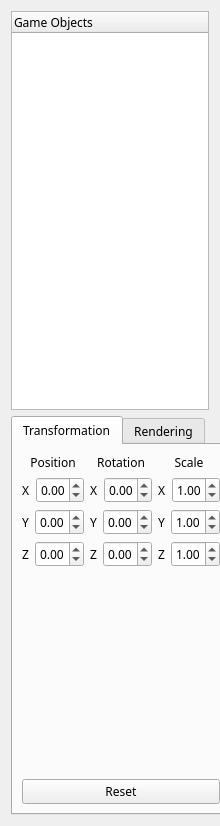
This is Source/UI/HierarchyWidget.ui in kevinmore/Project-Nebula as Qt 5 draws it before an edit. The edited form follows.
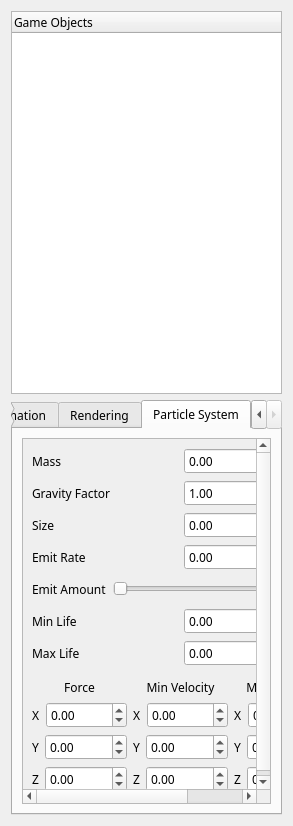
This is the edited form.

Commit message: Implemented Signals and Slots for particle system

The edit to the form file:
```diff
--- a/Source/UI/HierarchyWidget.ui
+++ b/Source/UI/HierarchyWidget.ui
@@ -9,7 +9,7 @@
    <rect>
     <x>0</x>
     <y>0</y>
-    <width>220</width>
+    <width>293</width>
     <height>826</height>
    </rect>
   </property>
@@ -45,6 +45,9 @@
    </item>
    <item>
     <widget class="QTabWidget" name="tabWidget">
+     <property name="enabled">
+      <bool>true</bool>
+     </property>
      <property name="sizePolicy">
       <sizepolicy hsizetype="Minimum" vsizetype="Expanding">
        <horstretch>0</horstretch>
@@ -57,8 +60,23 @@
        <height>0</height>
       </size>
      </property>
+     <property name="tabShape">
+      <enum>QTabWidget::Rounded</enum>
+     </property>
      <property name="currentIndex">
-      <number>0</number>
+      <number>2</number>
+     </property>
+     <property name="elideMode">
+      <enum>Qt::ElideNone</enum>
+     </property>
+     <property name="documentMode">
+      <bool>false</bool>
+     </property>
+     <property name="tabsClosable">
+      <bool>false</bool>
+     </property>
+     <property name="movable">
+      <bool>true</bool>
      </property>
      <widget class="QWidget" name="TransformTab">
       <attribute name="title">
@@ -446,6 +464,636 @@
       <attribute name="title">
        <string>Rendering</string>
       </attribute>
+      <layout class="QVBoxLayout" name="verticalLayout_6">
+       <item>
+        <widget class="QScrollArea" name="scrollArea">
+         <property name="widgetResizable">
+          <bool>true</bool>
+         </property>
+         <widget class="QWidget" name="scrollAreaWidgetContents">
+          <property name="geometry">
+           <rect>
+            <x>0</x>
+            <y>0</y>
+            <width>249</width>
+            <height>351</height>
+           </rect>
+          </property>
+         </widget>
+        </widget>
+       </item>
+      </layout>
+     </widget>
+     <widget class="QWidget" name="ParticleTab">
+      <attribute name="title">
+       <string>Particle System</string>
+      </attribute>
+      <layout class="QVBoxLayout" name="verticalLayout_7">
+       <item>
+        <widget class="QScrollArea" name="scrollArea_2">
+         <property name="widgetResizable">
+          <bool>true</bool>
+         </property>
+         <widget class="QWidget" name="scrollAreaWidgetContents_2">
+          <property name="geometry">
+           <rect>
+            <x>0</x>
+            <y>-21</y>
+            <width>245</width>
+            <height>361</height>
+           </rect>
+          </property>
+          <layout class="QVBoxLayout" name="verticalLayout_13">
+           <item>
+            <layout class="QVBoxLayout" name="verticalLayout_12">
+             <item>
+              <layout class="QVBoxLayout" name="verticalLayout_8">
+               <item>
+                <layout class="QHBoxLayout" name="horizontalLayout_5">
+                 <item>
+                  <widget class="QLabel" name="label_13">
+                   <property name="text">
+                    <string>Mass</string>
+                   </property>
+                   <property name="alignment">
+                    <set>Qt::AlignLeading|Qt::AlignLeft|Qt::AlignVCenter</set>
+                   </property>
+                  </widget>
+                 </item>
+                 <item>
+                  <widget class="QDoubleSpinBox" name="doubleSpinBox_Mass">
+                   <property name="maximum">
+                    <double>999999.989999999990687</double>
+                   </property>
+                   <property name="value">
+                    <double>0.000000000000000</double>
+                   </property>
+                  </widget>
+                 </item>
+                </layout>
+               </item>
+               <item>
+                <layout class="QHBoxLayout" name="horizontalLayout_29">
+                 <item>
+                  <widget class="QLabel" name="label_32">
+                   <property name="text">
+                    <string>Gravity Factor</string>
+                   </property>
+                   <property name="alignment">
+                    <set>Qt::AlignLeading|Qt::AlignLeft|Qt::AlignVCenter</set>
+                   </property>
+                  </widget>
+                 </item>
+                 <item>
+                  <widget class="QDoubleSpinBox" name="doubleSpinBox_GravityFactor">
+                   <property name="minimum">
+                    <double>-999999.989999999990687</double>
+                   </property>
+                   <property name="maximum">
+                    <double>999999.989999999990687</double>
+                   </property>
+                   <property name="value">
+                    <double>1.000000000000000</double>
+                   </property>
+                  </widget>
+                 </item>
+                </layout>
+               </item>
+               <item>
+                <layout class="QHBoxLayout" name="horizontalLayout_9">
+                 <item>
+                  <widget class="QLabel" name="label_14">
+                   <property name="text">
+                    <string>Size</string>
+                   </property>
+                   <property name="alignment">
+                    <set>Qt::AlignLeading|Qt::AlignLeft|Qt::AlignVCenter</set>
+                   </property>
+                  </widget>
+                 </item>
+                 <item>
+                  <widget class="QDoubleSpinBox" name="doubleSpinBox_Size">
+                   <property name="maximum">
+                    <double>999999.989999999990687</double>
+                   </property>
+                   <property name="value">
+                    <double>0.000000000000000</double>
+                   </property>
+                  </widget>
+                 </item>
+                </layout>
+               </item>
+               <item>
+                <layout class="QHBoxLayout" name="horizontalLayout_13">
+                 <item>
+                  <widget class="QLabel" name="label_15">
+                   <property name="text">
+                    <string>Emit Rate</string>
+                   </property>
+                   <property name="alignment">
+                    <set>Qt::AlignLeading|Qt::AlignLeft|Qt::AlignVCenter</set>
+                   </property>
+                  </widget>
+                 </item>
+                 <item>
+                  <widget class="QDoubleSpinBox" name="doubleSpinBox_EmitRate">
+                   <property name="maximum">
+                    <double>999999.989999999990687</double>
+                   </property>
+                   <property name="singleStep">
+                    <double>0.010000000000000</double>
+                   </property>
+                   <property name="value">
+                    <double>0.000000000000000</double>
+                   </property>
+                  </widget>
+                 </item>
+                </layout>
+               </item>
+               <item>
+                <layout class="QHBoxLayout" name="horizontalLayout_16">
+                 <item>
+                  <widget class="QLabel" name="label_17">
+                   <property name="text">
+                    <string>Emit Amount</string>
+                   </property>
+                   <property name="alignment">
+                    <set>Qt::AlignLeading|Qt::AlignLeft|Qt::AlignVCenter</set>
+                   </property>
+                  </widget>
+                 </item>
+                 <item>
+                  <layout class="QHBoxLayout" name="horizontalLayout_15">
+                   <item>
+                    <widget class="QSlider" name="horizontalSlider_EmitAmount">
+                     <property name="maximum">
+                      <number>40</number>
+                     </property>
+                     <property name="value">
+                      <number>0</number>
+                     </property>
+                     <property name="orientation">
+                      <enum>Qt::Horizontal</enum>
+                     </property>
+                     <property name="invertedAppearance">
+                      <bool>false</bool>
+                     </property>
+                     <property name="invertedControls">
+                      <bool>false</bool>
+                     </property>
+                     <property name="tickPosition">
+                      <enum>QSlider::NoTicks</enum>
+                     </property>
+                    </widget>
+                   </item>
+                   <item>
+                    <widget class="QSpinBox" name="spinBox_EmitAmount">
+                     <property name="maximum">
+                      <number>40</number>
+                     </property>
+                     <property name="value">
+                      <number>0</number>
+                     </property>
+                    </widget>
+                   </item>
+                  </layout>
+                 </item>
+                </layout>
+               </item>
+               <item>
+                <layout class="QHBoxLayout" name="horizontalLayout_17">
+                 <item>
+                  <widget class="QLabel" name="label_18">
+                   <property name="text">
+                    <string>Min Life</string>
+                   </property>
+                   <property name="alignment">
+                    <set>Qt::AlignLeading|Qt::AlignLeft|Qt::AlignVCenter</set>
+                   </property>
+                  </widget>
+                 </item>
+                 <item>
+                  <widget class="QDoubleSpinBox" name="doubleSpinBox_MinLife">
+                   <property name="maximum">
+                    <double>999999.989999999990687</double>
+                   </property>
+                   <property name="singleStep">
+                    <double>1.000000000000000</double>
+                   </property>
+                   <property name="value">
+                    <double>0.000000000000000</double>
+                   </property>
+                  </widget>
+                 </item>
+                </layout>
+               </item>
+               <item>
+                <layout class="QHBoxLayout" name="horizontalLayout_18">
+                 <item>
+                  <widget class="QLabel" name="label_19">
+                   <property name="text">
+                    <string>Max Life</string>
+                   </property>
+                   <property name="alignment">
+                    <set>Qt::AlignLeading|Qt::AlignLeft|Qt::AlignVCenter</set>
+                   </property>
+                  </widget>
+                 </item>
+                 <item>
+                  <widget class="QDoubleSpinBox" name="doubleSpinBox_MaxLife">
+                   <property name="maximum">
+                    <double>999999.989999999990687</double>
+                   </property>
+                   <property name="singleStep">
+                    <double>1.000000000000000</double>
+                   </property>
+                   <property name="value">
+                    <double>0.000000000000000</double>
+                   </property>
+                  </widget>
+                 </item>
+                </layout>
+               </item>
+              </layout>
+             </item>
+             <item>
+              <spacer name="verticalSpacer_2">
+               <property name="orientation">
+                <enum>Qt::Vertical</enum>
+               </property>
+               <property name="sizeHint" stdset="0">
+                <size>
+                 <width>20</width>
+                 <height>40</height>
+                </size>
+               </property>
+              </spacer>
+             </item>
+             <item>
+              <layout class="QHBoxLayout" name="horizontalLayout_19">
+               <item>
+                <layout class="QVBoxLayout" name="verticalLayout_9">
+                 <item>
+                  <widget class="QLabel" name="label_20">
+                   <property name="text">
+                    <string>Force</string>
+                   </property>
+                   <property name="alignment">
+                    <set>Qt::AlignCenter</set>
+                   </property>
+                  </widget>
+                 </item>
+                 <item>
+                  <layout class="QHBoxLayout" name="horizontalLayout_20">
+                   <item>
+                    <widget class="QLabel" name="label_21">
+                     <property name="text">
+                      <string>X</string>
+                     </property>
+                    </widget>
+                   </item>
+                   <item>
+                    <widget class="QDoubleSpinBox" name="doubleSpinBox_ForceX">
+                     <property name="sizePolicy">
+                      <sizepolicy hsizetype="Expanding" vsizetype="Fixed">
+                       <horstretch>0</horstretch>
+                       <verstretch>0</verstretch>
+                      </sizepolicy>
+                     </property>
+                     <property name="minimumSize">
+                      <size>
+                       <width>0</width>
+                       <height>0</height>
+                      </size>
+                     </property>
+                     <property name="minimum">
+                      <double>-99999.990000000005239</double>
+                     </property>
+                     <property name="maximum">
+                      <double>99999.990000000005239</double>
+                     </property>
+                     <property name="singleStep">
+                      <double>10.000000000000000</double>
+                     </property>
+                    </widget>
+                   </item>
+                  </layout>
+                 </item>
+                 <item>
+                  <layout class="QHBoxLayout" name="horizontalLayout_21">
+                   <item>
+                    <widget class="QLabel" name="label_22">
+                     <property name="text">
+                      <string>Y</string>
+                     </property>
+                    </widget>
+                   </item>
+                   <item>
+                    <widget class="QDoubleSpinBox" name="doubleSpinBox_ForceY">
+                     <property name="sizePolicy">
+                      <sizepolicy hsizetype="Expanding" vsizetype="Fixed">
+                       <horstretch>0</horstretch>
+                       <verstretch>0</verstretch>
+                      </sizepolicy>
+                     </property>
+                     <property name="minimum">
+                      <double>-99999.990000000005239</double>
+                     </property>
+                     <property name="maximum">
+                      <double>99999.990000000005239</double>
+                     </property>
+                     <property name="singleStep">
+                      <double>10.000000000000000</double>
+                     </property>
+                     <property name="value">
+                      <double>0.000000000000000</double>
+                     </property>
+                    </widget>
+                   </item>
+                  </layout>
+                 </item>
+                 <item>
+                  <layout class="QHBoxLayout" name="horizontalLayout_22">
+                   <item>
+                    <widget class="QLabel" name="label_23">
+                     <property name="text">
+                      <string>Z</string>
+                     </property>
+                    </widget>
+                   </item>
+                   <item>
+                    <widget class="QDoubleSpinBox" name="doubleSpinBox_ForceZ">
+                     <property name="sizePolicy">
+                      <sizepolicy hsizetype="Expanding" vsizetype="Fixed">
+                       <horstretch>0</horstretch>
+                       <verstretch>0</verstretch>
+                      </sizepolicy>
+                     </property>
+                     <property name="minimum">
+                      <double>-99999.990000000005239</double>
+                     </property>
+                     <property name="maximum">
+                      <double>99999.990000000005239</double>
+                     </property>
+                     <property name="singleStep">
+                      <double>10.000000000000000</double>
+                     </property>
+                     <property name="value">
+                      <double>0.000000000000000</double>
+                     </property>
+                    </widget>
+                   </item>
+                  </layout>
+                 </item>
+                </layout>
+               </item>
+               <item>
+                <layout class="QVBoxLayout" name="verticalLayout_10">
+                 <item>
+                  <widget class="QLabel" name="label_24">
+                   <property name="text">
+                    <string>Min Velocity</string>
+                   </property>
+                   <property name="alignment">
+                    <set>Qt::AlignCenter</set>
+                   </property>
+                  </widget>
+                 </item>
+                 <item>
+                  <layout class="QHBoxLayout" name="horizontalLayout_23">
+                   <item>
+                    <widget class="QLabel" name="label_25">
+                     <property name="text">
+                      <string>X</string>
+                     </property>
+                    </widget>
+                   </item>
+                   <item>
+                    <widget class="QDoubleSpinBox" name="doubleSpinBox_MinVelocityX">
+                     <property name="sizePolicy">
+                      <sizepolicy hsizetype="Expanding" vsizetype="Fixed">
+                       <horstretch>0</horstretch>
+                       <verstretch>0</verstretch>
+                      </sizepolicy>
+                     </property>
+                     <property name="minimum">
+                      <double>-99999.990000000005239</double>
+                     </property>
+                     <property name="maximum">
+                      <double>99999.990000000005239</double>
+                     </property>
+                     <property name="singleStep">
+                      <double>1.000000000000000</double>
+                     </property>
+                     <property name="value">
+                      <double>0.000000000000000</double>
+                     </property>
+                    </widget>
+                   </item>
+                  </layout>
+                 </item>
+                 <item>
+                  <layout class="QHBoxLayout" name="horizontalLayout_24">
+                   <item>
+                    <widget class="QLabel" name="label_26">
+                     <property name="text">
+                      <string>Y</string>
+                     </property>
+                    </widget>
+                   </item>
+                   <item>
+                    <widget class="QDoubleSpinBox" name="doubleSpinBox_MinVelocityY">
+                     <property name="sizePolicy">
+                      <sizepolicy hsizetype="Expanding" vsizetype="Fixed">
+                       <horstretch>0</horstretch>
+                       <verstretch>0</verstretch>
+                      </sizepolicy>
+                     </property>
+                     <property name="minimum">
+                      <double>-99999.990000000005239</double>
+                     </property>
+                     <property name="maximum">
+                      <double>99999.990000000005239</double>
+                     </property>
+                     <property name="singleStep">
+                      <double>1.000000000000000</double>
+                     </property>
+                     <property name="value">
+                      <double>0.000000000000000</double>
+                     </property>
+                    </widget>
+                   </item>
+                  </layout>
+                 </item>
+                 <item>
+                  <layout class="QHBoxLayout" name="horizontalLayout_25">
+                   <item>
+                    <widget class="QLabel" name="label_27">
+                     <property name="text">
+                      <string>Z</string>
+                     </property>
+                    </widget>
+                   </item>
+                   <item>
+                    <widget class="QDoubleSpinBox" name="doubleSpinBox_MinVelocityZ">
+                     <property name="sizePolicy">
+                      <sizepolicy hsizetype="Expanding" vsizetype="Fixed">
+                       <horstretch>0</horstretch>
+                       <verstretch>0</verstretch>
+                      </sizepolicy>
+                     </property>
+                     <property name="minimum">
+                      <double>-99999.990000000005239</double>
+                     </property>
+                     <property name="maximum">
+                      <double>99999.990000000005239</double>
+                     </property>
+                     <property name="singleStep">
+                      <double>1.000000000000000</double>
+                     </property>
+                     <property name="value">
+                      <double>0.000000000000000</double>
+                     </property>
+                    </widget>
+                   </item>
+                  </layout>
+                 </item>
+                </layout>
+               </item>
+               <item>
+                <layout class="QVBoxLayout" name="verticalLayout_11">
+                 <item>
+                  <widget class="QLabel" name="label_28">
+                   <property name="sizePolicy">
+                    <sizepolicy hsizetype="Preferred" vsizetype="Preferred">
+                     <horstretch>0</horstretch>
+                     <verstretch>0</verstretch>
+                    </sizepolicy>
+                   </property>
+                   <property name="minimumSize">
+                    <size>
+                     <width>0</width>
+                     <height>0</height>
+                    </size>
+                   </property>
+                   <property name="text">
+                    <string>Max Velocity</string>
+                   </property>
+                   <property name="alignment">
+                    <set>Qt::AlignCenter</set>
+                   </property>
+                  </widget>
+                 </item>
+                 <item>
+                  <layout class="QHBoxLayout" name="horizontalLayout_26">
+                   <item>
+                    <widget class="QLabel" name="label_29">
+                     <property name="text">
+                      <string>X</string>
+                     </property>
+                    </widget>
+                   </item>
+                   <item>
+                    <widget class="QDoubleSpinBox" name="doubleSpinBox_MaxVelocityX">
+                     <property name="sizePolicy">
+                      <sizepolicy hsizetype="Expanding" vsizetype="Fixed">
+                       <horstretch>0</horstretch>
+                       <verstretch>0</verstretch>
+                      </sizepolicy>
+                     </property>
+                     <property name="minimum">
+                      <double>-99999.990000000005239</double>
+                     </property>
+                     <property name="maximum">
+                      <double>99999.990000000005239</double>
+                     </property>
+                     <property name="singleStep">
+                      <double>1.000000000000000</double>
+                     </property>
+                     <property name="value">
+                      <double>0.000000000000000</double>
+                     </property>
+                    </widget>
+                   </item>
+                  </layout>
+                 </item>
+                 <item>
+                  <layout class="QHBoxLayout" name="horizontalLayout_27">
+                   <item>
+                    <widget class="QLabel" name="label_30">
+                     <property name="text">
+                      <string>Y</string>
+                     </property>
+                    </widget>
+                   </item>
+                   <item>
+                    <widget class="QDoubleSpinBox" name="doubleSpinBox_MaxVelocityY">
+                     <property name="sizePolicy">
+                      <sizepolicy hsizetype="Expanding" vsizetype="Fixed">
+                       <horstretch>0</horstretch>
+                       <verstretch>0</verstretch>
+                      </sizepolicy>
+                     </property>
+                     <property name="minimum">
+                      <double>-99999.990000000005239</double>
+                     </property>
+                     <property name="maximum">
+                      <double>99999.990000000005239</double>
+                     </property>
+                     <property name="singleStep">
+                      <double>1.000000000000000</double>
+                     </property>
+                     <property name="value">
+                      <double>0.000000000000000</double>
+                     </property>
+                    </widget>
+                   </item>
+                  </layout>
+                 </item>
+                 <item>
+                  <layout class="QHBoxLayout" name="horizontalLayout_28">
+                   <item>
+                    <widget class="QLabel" name="label_31">
+                     <property name="text">
+                      <string>Z</string>
+                     </property>
+                    </widget>
+                   </item>
+                   <item>
+                    <widget class="QDoubleSpinBox" name="doubleSpinBox_MaxVelocityZ">
+                     <property name="sizePolicy">
+                      <sizepolicy hsizetype="Expanding" vsizetype="Fixed">
+                       <horstretch>0</horstretch>
+                       <verstretch>0</verstretch>
+                      </sizepolicy>
+                     </property>
+                     <property name="minimum">
+                      <double>-99999.990000000005239</double>
+                     </property>
+                     <property name="maximum">
+                      <double>99999.990000000005239</double>
+                     </property>
+                     <property name="singleStep">
+                      <double>1.000000000000000</double>
+                     </property>
+                     <property name="value">
+                      <double>0.000000000000000</double>
+                     </property>
+                    </widget>
+                   </item>
+                  </layout>
+                 </item>
+                </layout>
+               </item>
+              </layout>
+             </item>
+            </layout>
+           </item>
+          </layout>
+         </widget>
+        </widget>
+       </item>
+      </layout>
      </widget>
     </widget>
    </item>
```
Left out of the diff: 45 changed lines with no effect on the pictures. The commit also changes 15 other files.
